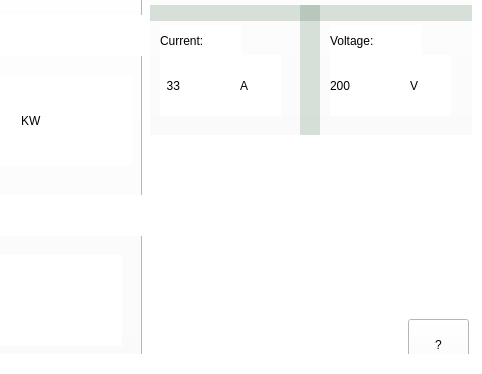
Old version of the form apps/huracanXsantoka/mainwindow.ui in the repository GiovanniRaseraF/santoka_qt; both pictures show x 528 to 1010 and y 226 to 600 of the 1010 by 600 pixel window.
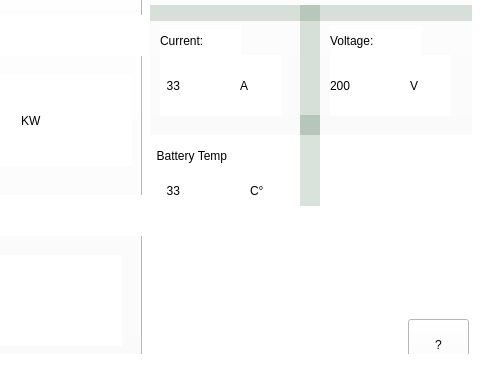
New version of the form. Icons and pictures are not drawn.

Commit message: main: adding battery temp

```diff
--- a/apps/huracanXsantoka/mainwindow.ui
+++ b/apps/huracanXsantoka/mainwindow.ui
@@ -787,6 +787,101 @@
            <string>?</string>
           </property>
          </widget>
+         <widget class="QLabel" name="l_temperature_2">
+          <property name="enabled">
+           <bool>false</bool>
+          </property>
+          <property name="geometry">
+           <rect>
+            <x>0</x>
+            <y>280</y>
+            <width>331</width>
+            <height>41</height>
+           </rect>
+          </property>
+          <property name="toolTip">
+           <string>&lt;html&gt;&lt;head/&gt;&lt;body&gt;&lt;p align=&quot;center&quot;&gt;&lt;br/&gt;&lt;/p&gt;&lt;/body&gt;&lt;/html&gt;</string>
+          </property>
+          <property name="whatsThis">
+           <string>&lt;html&gt;&lt;head/&gt;&lt;body&gt;&lt;p align=&quot;center&quot;&gt;&lt;br/&gt;&lt;/p&gt;&lt;/body&gt;&lt;/html&gt;</string>
+          </property>
+          <property name="styleSheet">
+           <string notr="true">background-color: rgb(255, 255, 255);
+color:rgb(0,0,0);
+font: 15pt &quot;Ubuntu&quot;;</string>
+          </property>
+          <property name="text">
+           <string>  Battery Temp</string>
+          </property>
+         </widget>
+         <widget class="QLabel" name="l_battery_8">
+          <property name="enabled">
+           <bool>false</bool>
+          </property>
+          <property name="geometry">
+           <rect>
+            <x>150</x>
+            <y>260</y>
+            <width>20</width>
+            <height>91</height>
+           </rect>
+          </property>
+          <property name="toolTip">
+           <string>&lt;html&gt;&lt;head/&gt;&lt;body&gt;&lt;p align=&quot;center&quot;&gt;&lt;br/&gt;&lt;/p&gt;&lt;/body&gt;&lt;/html&gt;</string>
+          </property>
+          <property name="whatsThis">
+           <string>&lt;html&gt;&lt;head/&gt;&lt;body&gt;&lt;p align=&quot;center&quot;&gt;&lt;br/&gt;&lt;/p&gt;&lt;/body&gt;&lt;/html&gt;</string>
+          </property>
+          <property name="styleSheet">
+           <string notr="true">background-color: rgba(16, 73, 31,40);
+font: 20pt &quot;Ubuntu&quot;;</string>
+          </property>
+          <property name="text">
+           <string/>
+          </property>
+         </widget>
+         <widget class="QLabel" name="l_battery_current_2">
+          <property name="enabled">
+           <bool>false</bool>
+          </property>
+          <property name="geometry">
+           <rect>
+            <x>10</x>
+            <y>320</y>
+            <width>81</width>
+            <height>31</height>
+           </rect>
+          </property>
+          <property name="styleSheet">
+           <string notr="true">background-color: rgb(255, 255, 255);
+color:rgb(0,0,0);
+font: 20pt &quot;Ubuntu&quot;;</string>
+          </property>
+          <property name="text">
+           <string>  33</string>
+          </property>
+         </widget>
+         <widget class="QLabel" name="label_8">
+          <property name="enabled">
+           <bool>false</bool>
+          </property>
+          <property name="geometry">
+           <rect>
+            <x>100</x>
+            <y>320</y>
+            <width>41</width>
+            <height>31</height>
+           </rect>
+          </property>
+          <property name="styleSheet">
+           <string notr="true">background-color: rgb(255, 255, 255);
+color:rgb(0,0,0);
+font: 15pt &quot;Ubuntu&quot;;</string>
+          </property>
+          <property name="text">
+           <string>C°</string>
+          </property>
+         </widget>
         </widget>
        </item>
       </layout>
```
The commit also changes 1 other file.
